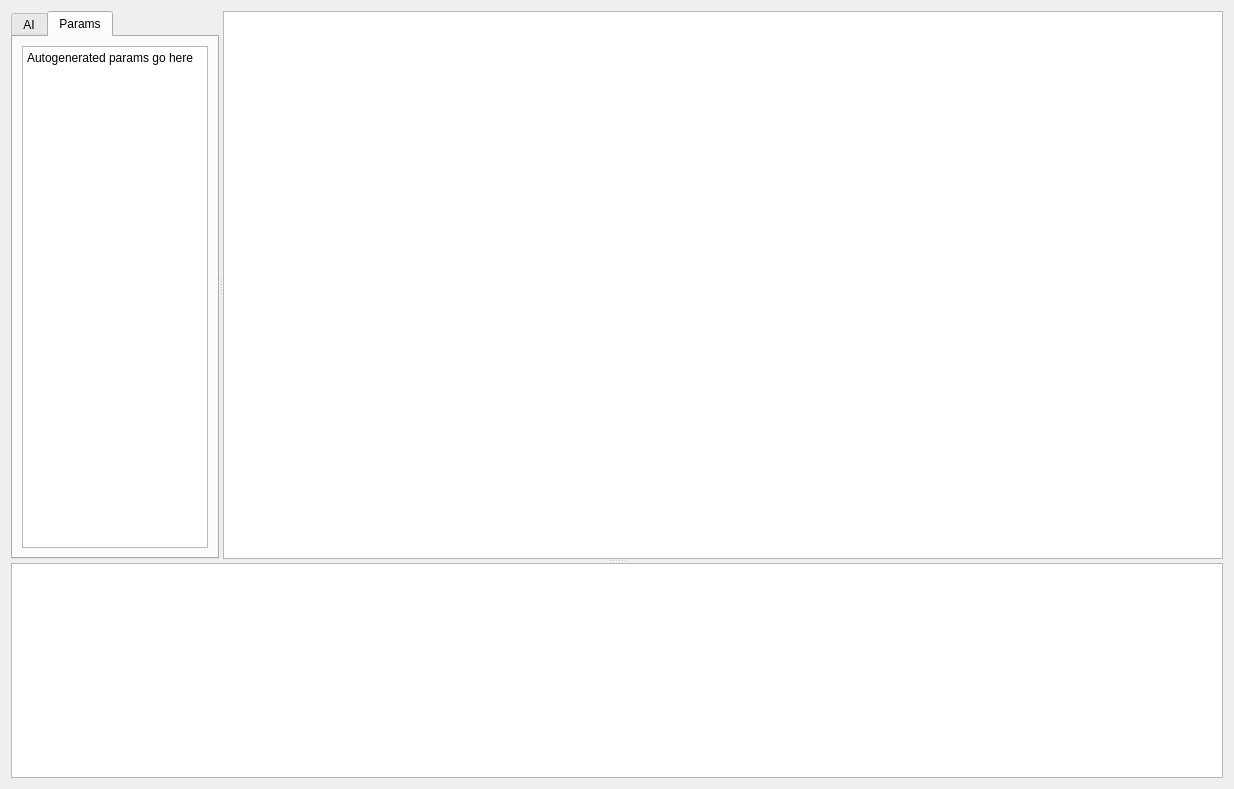
Above: src/thunderbots/software/gui/main_widget.ui from UBC-Thunderbots/Software before the change. Below: the same form after it.
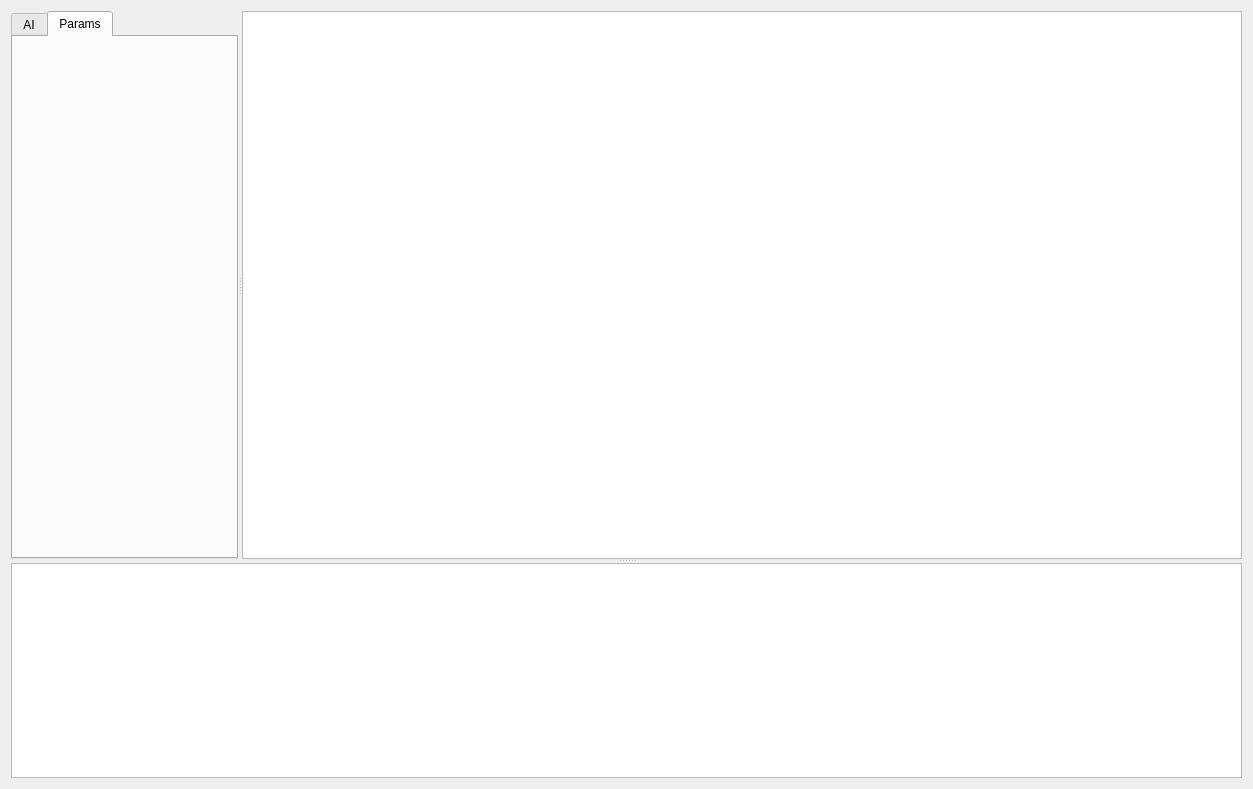
That is the form after the change. The open tabs and pages were chosen to show the change. Custom widgets are drawn as their Qt base class.

Commit message: WIP generic parameter widgets

```diff
--- a/src/thunderbots/software/gui/main_widget.ui
+++ b/src/thunderbots/software/gui/main_widget.ui
@@ -6,7 +6,7 @@
    <rect>
     <x>0</x>
     <y>0</y>
-    <width>957</width>
+    <width>1253</width>
     <height>789</height>
    </rect>
   </property>
@@ -167,25 +167,7 @@
         <attribute name="title">
          <string>Params</string>
         </attribute>
-        <layout class="QVBoxLayout" name="verticalLayout_3">
-         <item>
-          <widget class="QTextEdit" name="params_placeholder_text">
-           <property name="sizePolicy">
-            <sizepolicy hsizetype="Maximum" vsizetype="Expanding">
-             <horstretch>0</horstretch>
-             <verstretch>0</verstretch>
-            </sizepolicy>
-           </property>
-           <property name="html">
-            <string>&lt;!DOCTYPE HTML PUBLIC &quot;-//W3C//DTD HTML 4.0//EN&quot; &quot;http://www.w3.org/TR/REC-html40/strict.dtd&quot;&gt;
-&lt;html&gt;&lt;head&gt;&lt;meta name=&quot;qrichtext&quot; content=&quot;1&quot; /&gt;&lt;style type=&quot;text/css&quot;&gt;
-p, li { white-space: pre-wrap; }
-&lt;/style&gt;&lt;/head&gt;&lt;body style=&quot; font-family:'Sans Serif'; font-size:9pt; font-weight:400; font-style:normal;&quot;&gt;
-&lt;p style=&quot; margin-top:0px; margin-bottom:0px; margin-left:0px; margin-right:0px; -qt-block-indent:0; text-indent:0px;&quot;&gt;Autogenerated params go here&lt;/p&gt;&lt;/body&gt;&lt;/html&gt;</string>
-           </property>
-          </widget>
-         </item>
-        </layout>
+        <layout class="QVBoxLayout" name="verticalLayout_3"/>
        </widget>
       </widget>
       <widget class="ZoomableQGraphicsView" name="ai_visualization_graphics_view">
```
Left out of the diff: 2 changed lines with no effect on the pictures. The commit also changes 2 other files.
